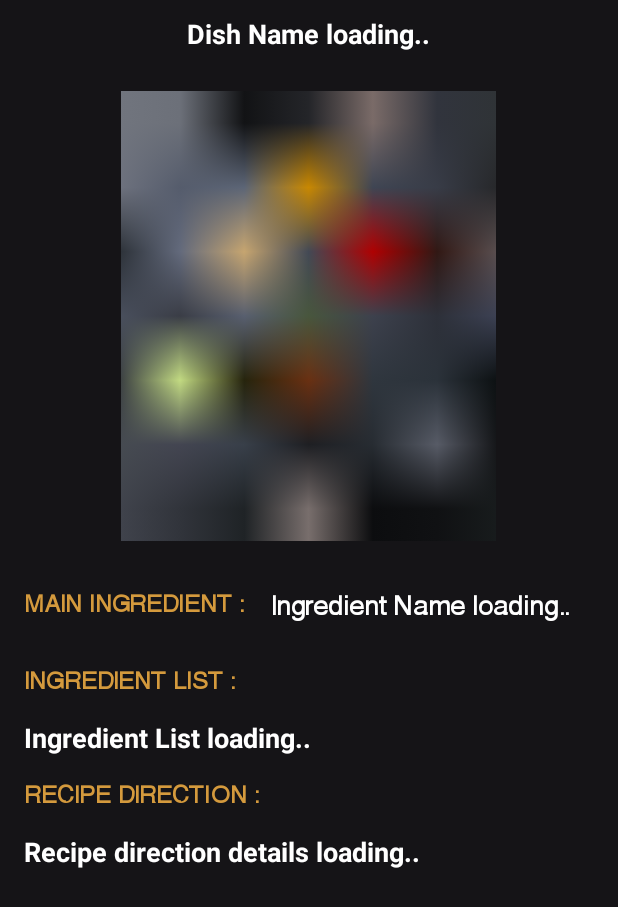
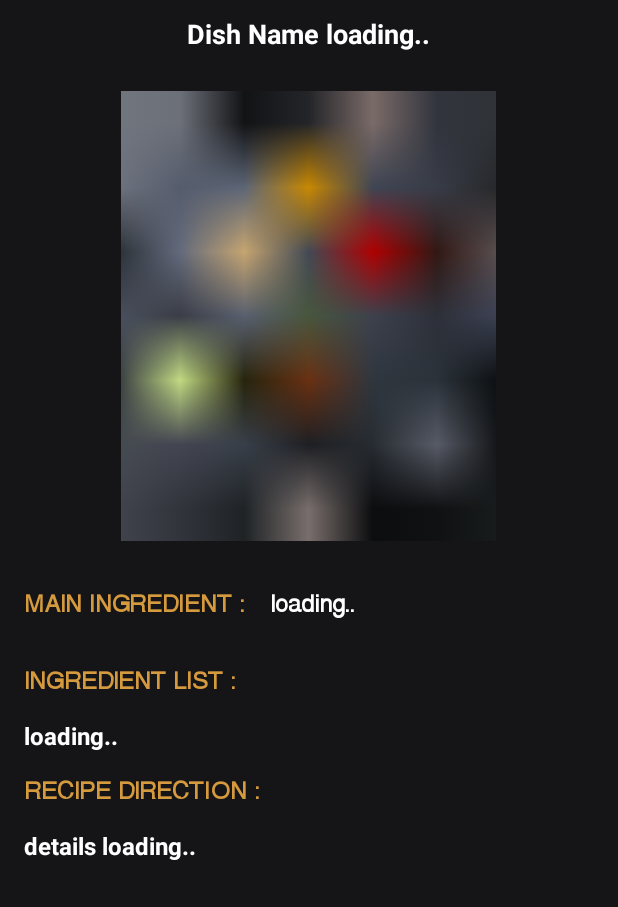
Before and after one commit to ZaidBargir/Personal_Chef_Android_app, an Android app: the layout activity_recipe_detail.xml on its own in the app's theme, with its tools: preview values and no code run, on a phone screen of 412 x 824 dp. Shown: the top 907 px of the screen. Run offline under Robolectric (Android 15) with nearby library versions, the light colour scheme and no system bars.

Commit message:
Recipe detail page Coding done.

```diff
--- a/app/src/main/java/com/vr/personalchef/HomeFragmentRecyclerView/Recipe.kt
+++ b/app/src/main/java/com/vr/personalchef/HomeFragmentRecyclerView/Recipe.kt
@@ -1,3 +1,3 @@
 package com.vr.personalchef.HomeFragmentRecyclerView
 
-data class Recipe(var dishname : String? = null,var imgurl : String? = null)
+data class Recipe(var dishname : String? = null,var imgurl : String? = null,var mainingredient : String? = null,var recipelist : String? = null,var direction : String? = null)
--- a/app/src/main/res/layout/activity_recipe_detail.xml
+++ b/app/src/main/res/layout/activity_recipe_detail.xml
@@ -58,9 +58,9 @@
                 android:layout_marginTop="16dp"
                 android:layout_toRightOf="@id/txtIngredient"
                 android:fontFamily="@font/swansea"
-                android:text="Ingredient Name loading.."
+                android:text="loading.."
                 android:textColor="@color/white"
-                android:textSize="18sp"
+                android:textSize="16sp"
                 android:textStyle="bold" />
 
             <TextView
@@ -81,9 +81,9 @@
                 android:layout_height="wrap_content"
                 android:layout_below="@id/txtIngredientList"
                 android:layout_marginLeft="16dp"
-                android:text="Ingredient List loading.."
+                android:text="loading.."
                 android:textColor="@color/white"
-                android:textSize="18sp"
+                android:textSize="16sp"
                 android:textStyle="bold" />
 
 
@@ -106,9 +106,9 @@
                 android:layout_height="wrap_content"
                 android:layout_below="@id/txtRecipeDirect"
                 android:layout_marginLeft="16dp"
-                android:text="Recipe direction details loading.."
+                android:text="details loading.."
                 android:textColor="@color/white"
-                android:textSize="18sp"
+                android:textSize="16sp"
                 android:textStyle="bold" />
 
 
--- a/app/src/main/res/layout/recipe_list_item.xml
+++ b/app/src/main/res/layout/recipe_list_item.xml
@@ -1,7 +1,8 @@
 <?xml version="1.0" encoding="utf-8"?>
 <RelativeLayout xmlns:android="http://schemas.android.com/apk/res/android"
     android:layout_width="match_parent"
-    android:background="#151417"
+    android:layout_margin="10dp"
+    android:background="@drawable/roundedrecyclerview"
     android:layout_height="wrap_content">
 
 
```
Also changed, not shown: app/src/main/java/com/vr/personalchef/Fragments/HomeFragment.kt (+8 -1 lines), app/src/main/java/com/vr/personalchef/RecipeDetails/RecipeDetailActivity.kt (+26 -0 lines), app/src/main/res/drawable/roundedrecyclerview.xml (added, +13 -0 lines).
